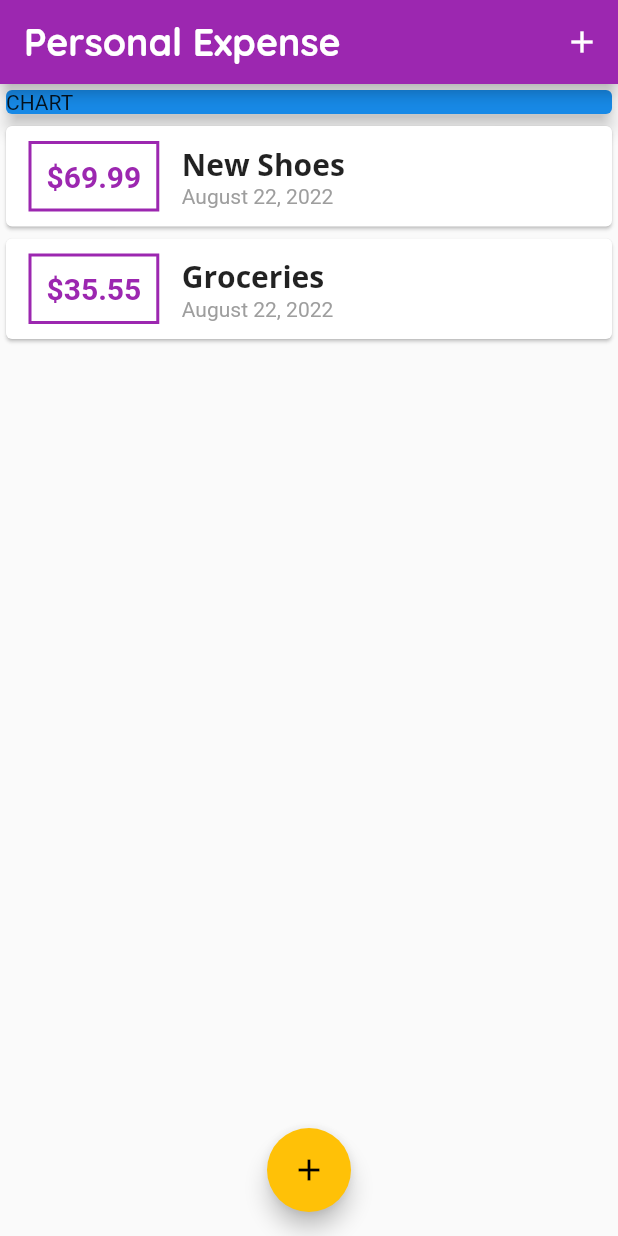
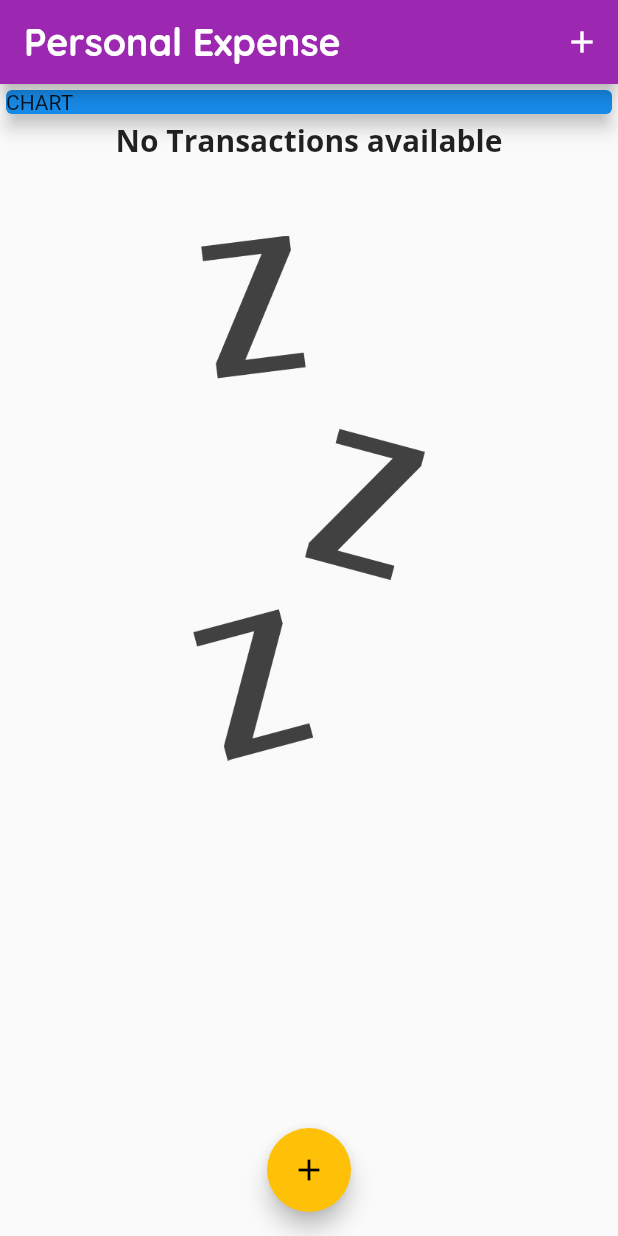
Before and after one commit to humanware/personal_expense, a Flutter app: the screen it shows after launch, on a phone screen of 412 x 824 dp. Run offline on Flutter 3.47's test engine with Material 2 defaults, Android fonts, the phone set to English and light mode, and no system bars.

```diff
--- a/lib/main.dart
+++ b/lib/main.dart
@@ -46,18 +46,18 @@ class MyHomePage extends StatefulWidget {
 
 class _MyHomePageState extends State<MyHomePage> {
   final List<Transaction> _userTransactions = [
-    Transaction(
-      id: 't1',
-      title: 'New Shoes',
-      amount: 69.99,
-      date: DateTime.now(),
-    ),
-    Transaction(
-      id: 't2',
-      title: 'Groceries',
-      amount: 35.55,
-      date: DateTime.now(),
-    ),
+    // Transaction(
+    //   id: 't1',
+    //   title: 'New Shoes',
+    //   amount: 69.99,
+    //   date: DateTime.now(),
+    // ),
+    // Transaction(
+    //   id: 't2',
+    //   title: 'Groceries',
+    //   amount: 35.55,
+    //   date: DateTime.now(),
+    // ),
   ];
 
   void _addNewTransaction(String txTitle, double txAmount) {
--- a/lib/widgets/transaction_list.dart
+++ b/lib/widgets/transaction_list.dart
@@ -13,7 +13,26 @@ class TransactionList extends StatelessWidget {
   Widget build(BuildContext context) {
     return Container(
       height: 450,
-      child: ListView.builder(
+      child: transactions.isEmpty
+          ? Column(
+              children: <Widget>[
+                Text(
+                  'No Transactions available',
+                  style: Theme.of(context).textTheme.headline6,
+                ),
+                SizedBox(
+                  height: 50,
+                ),
+                Container(
+                  height: 350,
+                  child: Image.asset(
+                    'assets/images/waiting.png',
+                    fit: BoxFit.contain,
+                  ),
+                ),
+              ],
+            )
+          : ListView.builder(
               itemBuilder: (ctx, index) {
                 return Card(
                   child: Row(
@@ -47,7 +66,8 @@ class TransactionList extends StatelessWidget {
                             style: Theme.of(context).textTheme.headline6,
                           ),
                           Text(
-                      DateFormat.yMMMMd().format(transactions[index].date),
+                            DateFormat.yMMMMd()
+                                .format(transactions[index].date),
                             style: TextStyle(
                               color: Colors.grey,
                             ),
--- a/pubspec.yaml
+++ b/pubspec.yaml
@@ -59,9 +59,8 @@ flutter:
   uses-material-design: true
 
   # To add assets to your application, add an assets section, like this:
-  # assets:
-  #   - images/a_dot_burr.jpeg
-  #   - images/a_dot_ham.jpeg
+  assets:
+    - assets/images/waiting.png
 
   # An image asset can refer to one or more resolution-specific "variants", see
   # https://flutter.dev/assets-and-images/#resolution-aware
```
Also changed, not shown: lib/widgets/chart.dart (added, +44 -0 lines), assets/images/waiting.png (added). Lines whose indentation alone changed are shown as unchanged.
